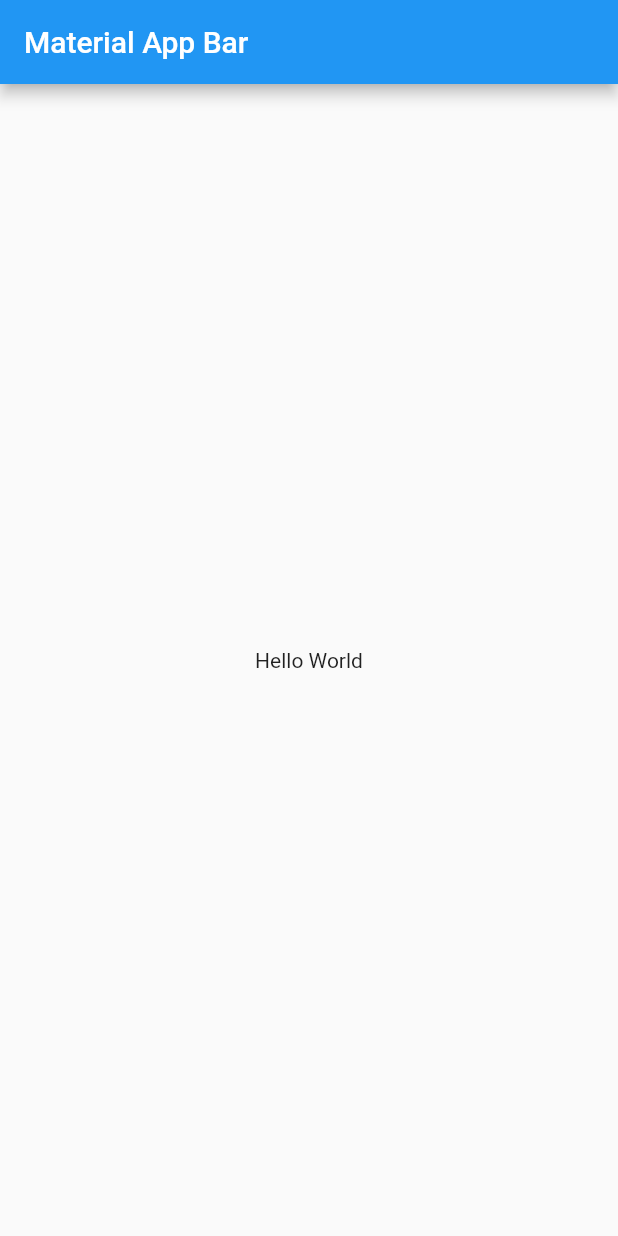
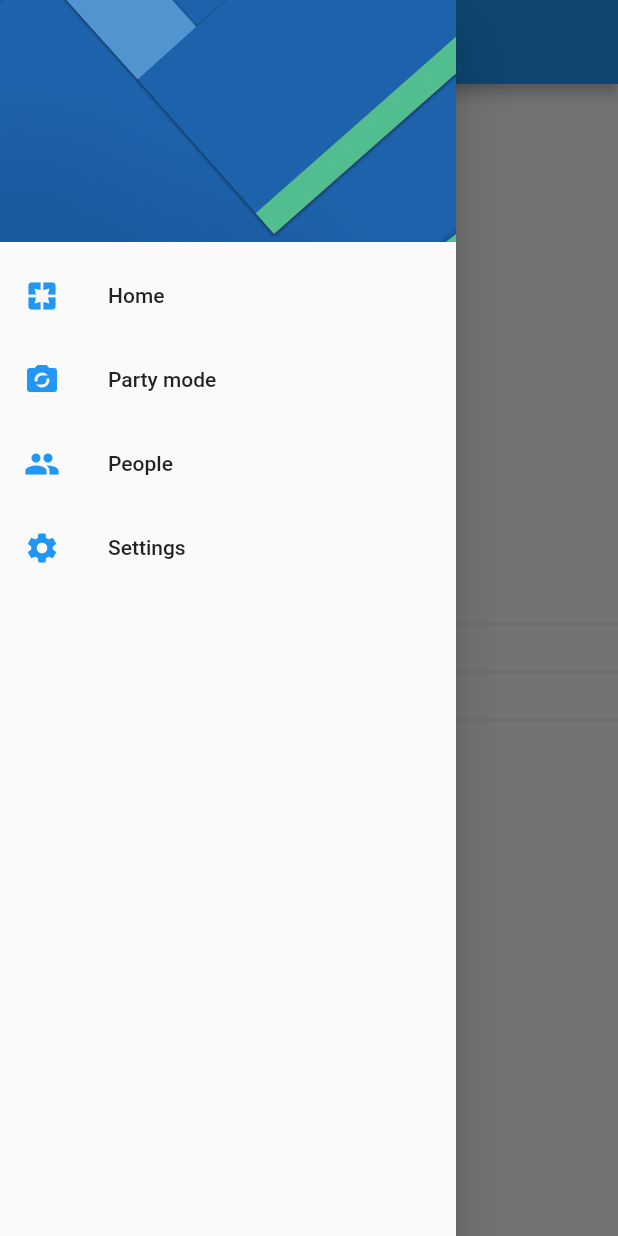
Before and after one commit to xarls14/PreferenciasUsuariosAppFlutter, a Flutter app: the screen it shows after launch, with the side drawer open (before the commit the screen has no drawer), on a phone screen of 412 x 824 dp. Run offline on Flutter 3.47's test engine with Material 2 defaults, Android fonts, the phone set to English and light mode, and no system bars.

Commit message:
commit preferencias usuarios app - ingresando inputs en settings

```diff
--- a/lib/main.dart
+++ b/lib/main.dart
@@ -1,4 +1,6 @@
 import 'package:flutter/material.dart';
+import 'package:preferenciasusuariosapp/src/pages/home_page.dart';
+import 'package:preferenciasusuariosapp/src/pages/settings_page.dart';
 
 void main() => runApp(MyApp());
 
@@ -6,17 +8,13 @@ class MyApp extends StatelessWidget {
   @override
   Widget build(BuildContext context) {
     return MaterialApp(
-      title: 'Material App',
-      home: Scaffold(
-        appBar: AppBar(
-          title: Text('Material App Bar'),
-        ),
-        body: Center(
-          child: Container(
-            child: Text('Hello World'),
-          ),
-        ),
-      ),
+      debugShowCheckedModeBanner: false,
+      title: 'Preferencias',
+      initialRoute: HomePage.routeName,
+      routes: {
+        HomePage.routeName : ( BuildContext context ) => HomePage(),
+        SettingsPage.routeName : ( BuildContext context ) => SettingsPage(),
+      },
     );
   }
 }
--- /dev/null
+++ b/lib/src/pages/home_page.dart
@@ -0,0 +1,29 @@
+import 'package:flutter/material.dart';
+//import 'package:preferenciasusuariosapp/src/pages/settings_page.dart';
+import 'package:preferenciasusuariosapp/src/widgets/menu_widget.dart';
+
+class HomePage extends StatelessWidget {
+
+  static final String routeName = 'home';
+
+  @override
+  Widget build(BuildContext context) {
+    return Scaffold(
+      appBar: AppBar(
+        title: Text('Preferencias de Usuario'),
+      ),
+      drawer: MenuWidget(),
+      body: Column(
+        mainAxisAlignment: MainAxisAlignment.center,
+        children: <Widget>[
+          Text('Color secundario'),
+          Divider(),
+          Text('Género'),
+          Divider(),
+          Text('Nombre usuario'),
+          Divider(),
+        ],
+      ),
+    );
+  }
+}
--- /dev/null
+++ b/lib/src/widgets/menu_widget.dart
@@ -0,0 +1,53 @@
+import 'package:flutter/material.dart';
+import 'package:preferenciasusuariosapp/src/pages/home_page.dart';
+import 'package:preferenciasusuariosapp/src/pages/settings_page.dart';
+
+class MenuWidget extends StatelessWidget {
+
+
+  @override
+  Widget build(BuildContext context) {
+    return Drawer(
+      child: ListView(
+        padding: EdgeInsets.zero,
+        children: <Widget>[
+          DrawerHeader(
+            child: Container(),
+            decoration: BoxDecoration(
+                image: DecorationImage(
+                  image: AssetImage(
+                    'assets/menu-img.jpg'
+                  ),
+                  fit: BoxFit.cover
+                )
+              ),
+          ),
+          ListTile(
+            leading: Icon(Icons.pages, color: Colors.blue,),
+            title: Text('Home'),
+            onTap: () => Navigator.pushReplacementNamed(context, HomePage.routeName),
+          ),
+          ListTile(
+            leading: Icon(Icons.party_mode, color: Colors.blue,),
+            title: Text('Party mode'),
+            onTap: (){},
+          ),
+          ListTile(
+            leading: Icon(Icons.people, color: Colors.blue,),
+            title: Text('People'),
+            onTap: (){},
+          ),
+          ListTile(
+            leading: Icon(Icons.settings, color: Colors.blue,),
+            title: Text('Settings'),
+            onTap: (){
+              //Navigator.pop(context);
+              //Navigator.pushNamed(context, SettingsPage.routeName);
+              Navigator.pushReplacementNamed(context, SettingsPage.routeName);
+            }
+          ),
+        ],
+      ),
+    );
+  }
+}
--- a/pubspec.yaml
+++ b/pubspec.yaml
@@ -41,8 +41,8 @@ flutter:
   uses-material-design: true
 
   # To add assets to your application, add an assets section, like this:
-  # assets:
-  #  - images/a_dot_burr.jpeg
+  assets:
+   - assets/menu-img.jpg
   #  - images/a_dot_ham.jpeg
 
   # An image asset can refer to one or more resolution-specific "variants", see
```
Also changed, not shown: lib/src/pages/settings_page.dart (added, +82 -0 lines), assets/menu-img.jpg (added).
